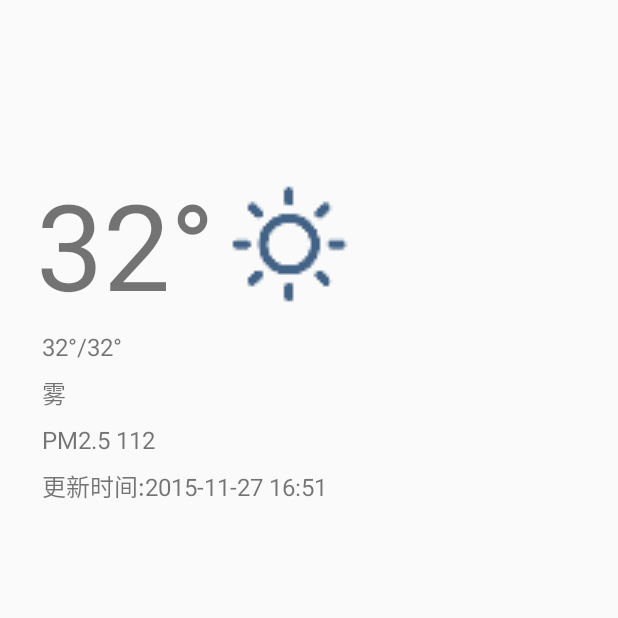
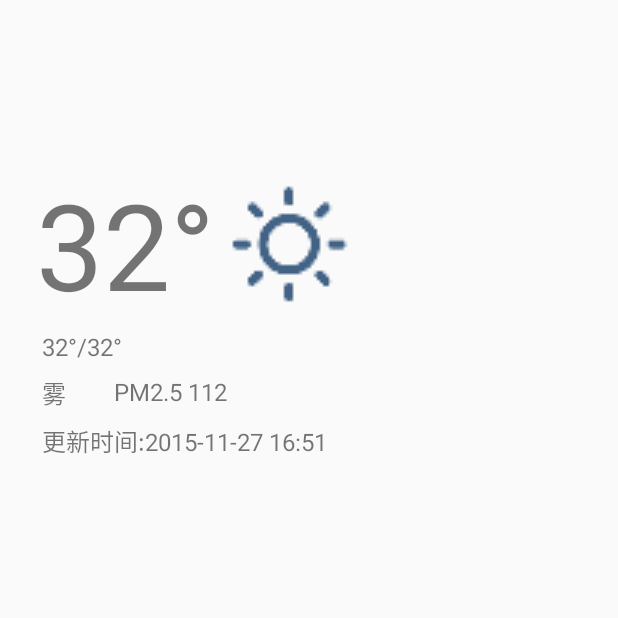
Before and after one commit to plusend/weather, an Android app: the fragment WeatherFragment shown on its own in the app's theme, on a phone screen of 412 x 824 dp, the top half of it. Run offline under Robolectric (Android 15) with nearby library versions, the phone set to English and light mode, and no system bars; libraries missing offline, so code that uses them is left out: com.alibaba.fastjson, rx.android.schedulers, rx.schedulers; 2 statements that could not run were skipped.

Commit message:
修改PM2.5视图隐藏和展示导致的弹跳

```diff
--- a/app/src/main/java/com/plusend/weather/adapter/DailyAdapter.java
+++ b/app/src/main/java/com/plusend/weather/adapter/DailyAdapter.java
@@ -68,12 +68,6 @@ public class DailyAdapter extends RecyclerView.Adapter<DailyAdapter.ViewHolder>
     }
     // END_INCLUDE(recyclerViewSampleViewHolder)
 
-    private View.OnClickListener mOnClickListener;
-
-    public void setOnClickListener(View.OnClickListener onClickListener) {
-        this.mOnClickListener = onClickListener;
-    }
-
     /**
      * Initialize the dataset of the Adapter.
      *
--- a/app/src/main/res/layout/fragment_weather.xml
+++ b/app/src/main/res/layout/fragment_weather.xml
@@ -11,12 +11,12 @@
 
         <RelativeLayout
             android:layout_width="match_parent"
-            android:layout_height="wrap_content">
+            android:layout_height="match_parent">
 
             <RelativeLayout
                 android:id="@+id/rl_main"
                 android:layout_width="match_parent"
-                android:layout_height="wrap_content"
+                android:layout_height="match_parent"
                 android:layout_marginTop="85dp"
                 android:padding="24dp">
 
@@ -63,8 +63,8 @@
                     android:id="@+id/tv_pm25"
                     android:layout_width="wrap_content"
                     android:layout_height="wrap_content"
-                    android:layout_alignStart="@id/tv_tmp"
-                    android:layout_below="@id/tv_weather"
+                    android:layout_below="@+id/tv_tmp_scope"
+                    android:layout_marginStart="48dp"
                     android:padding="4dp"
                     android:text="PM2.5 112"
                     android:textSize="16sp" />
@@ -74,7 +74,7 @@
                     android:layout_width="wrap_content"
                     android:layout_height="wrap_content"
                     android:layout_alignStart="@id/tv_tmp"
-                    android:layout_below="@id/tv_pm25"
+                    android:layout_below="@id/tv_weather"
                     android:padding="4dp"
                     android:text="更新时间:2015-11-27 16:51"
                     android:textSize="16sp" />
```
